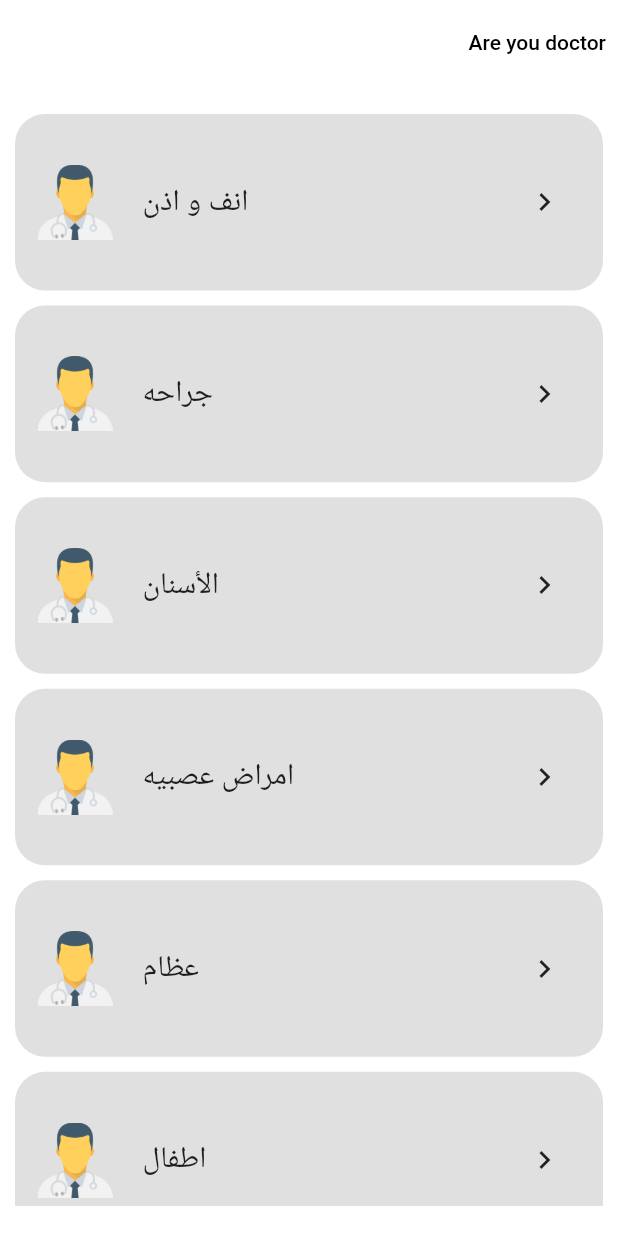
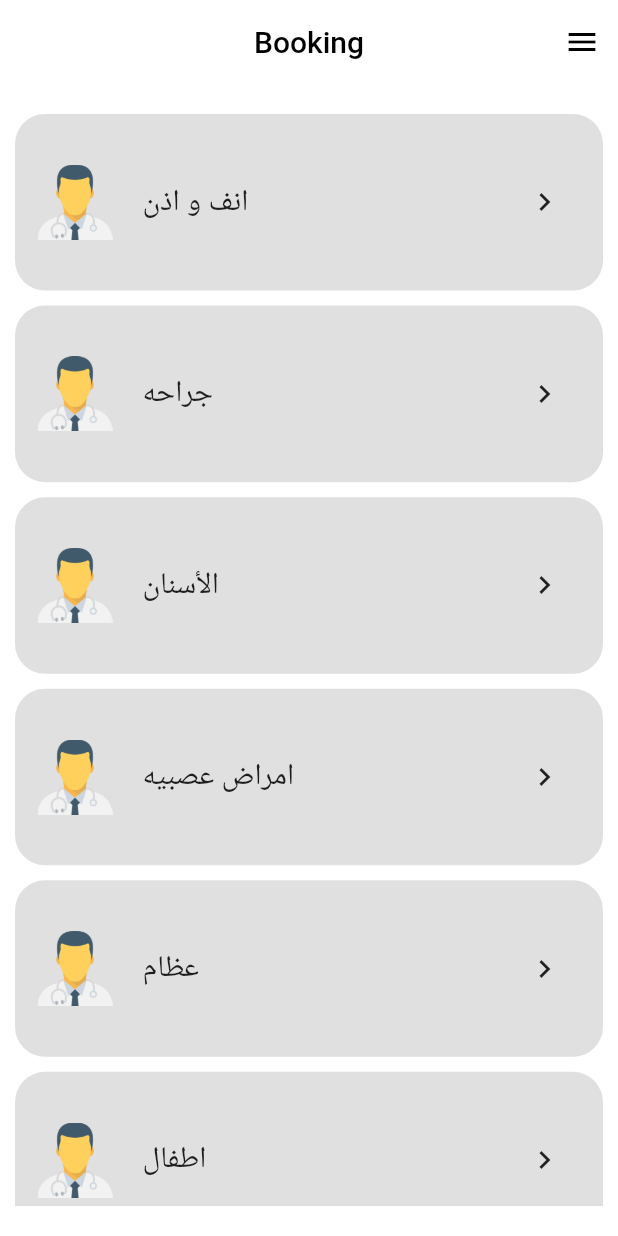
Before and after one commit to MostafaShalaby10/Booking_Appointment, a Flutter app: the screen it shows after launch, on a phone screen of 412 x 824 dp. Run offline on Flutter 3.47's test engine with Material 2 defaults, Android fonts, the phone set to English and light mode, and no system bars; our stand-ins replace cloud_firestore, conditional_builder_null_safety, firebase_auth, firebase_core, flutter_bloc, fluttertoast and 1 more; accounts and stored records are empty.

Commit message:
Update #01

```diff
--- a/lib/components/components.dart
+++ b/lib/components/components.dart
@@ -1,3 +1,5 @@
+import 'package:doctors/pages/authentication/login.dart';
+import 'package:doctors/sharedPrefs/sharedprefrences.dart';
 import 'package:flutter/material.dart';
 
 Widget editText({
@@ -55,3 +57,47 @@ Widget button(
         ),
       ),
     );
+PreferredSizeWidget? appBar(context , {required Widget page , required IconData icon , required String text})
+{
+  List<PopupMenuEntry> items = [
+    PopupMenuItem(
+      value: 0,
+      child: Row(
+        children: [
+          Icon(
+            icon,
+            color: Colors.black,
+          ),
+          SizedBox(
+            width: 10,
+          ),
+          Text(text)
+        ],
+      ),
+    ),
+  ];
+
+  return AppBar(
+    title: Text("Booking" , style: TextStyle(color: Colors.black),),
+    centerTitle: true,
+    backgroundColor: Colors.white,
+    elevation: 0,
+    actions: [
+      PopupMenuButton(
+        itemBuilder: (context) => items,
+        color: Colors.white,
+        icon: Icon(Icons.menu , color: Colors.black,),
+        onSelected: (value) {
+          if (value == 0) {
+            if(text=="Logout")
+              sharedprefs.removedata(key: "login");
+            Navigator.push(
+                context,
+                MaterialPageRoute(
+                    builder: (context) => page));
+          }
+        },
+      ),
+    ],
+  );
+}
--- a/lib/main.dart
+++ b/lib/main.dart
@@ -1,32 +1,66 @@
 import 'package:doctors/bloc/bloc.dart';
 import 'package:doctors/bloc/states.dart';
+import 'package:doctors/pages/Doctors/home.dart';
+import 'package:doctors/pages/authentication/login.dart';
 import 'package:doctors/pages/user/home.dart';
+import 'package:doctors/sharedPrefs/sharedprefrences.dart';
 import 'package:firebase_core/firebase_core.dart';
 import 'package:flutter/material.dart';
 import 'package:flutter_bloc/flutter_bloc.dart';
 
 void main() async {
-  runApp(const MyApp());
   WidgetsFlutterBinding.ensureInitialized();
   await Firebase.initializeApp();
+  await sharedprefs.init();
+  bool? isLogin = sharedprefs.getdata(key: "login");
+if(isLogin==null)
+  {
+    runApp(const MyApp(
+      start: UserHomePage(),
+    ));
+  }else
+    {
+      runApp(const MyApp(
+        start: DoctorHomePage(),
+      ));
+    }
 }
 
 class MyApp extends StatelessWidget {
-  const MyApp({super.key});
-
+    final Widget start ;
+  const MyApp({super.key, required this.start});
   @override
   Widget build(BuildContext context) {
-    return BlocProvider(
-      create: (BuildContext context) => cubit(),
+    if(start is DoctorHomePage) {
+      return BlocProvider(
+      create: (BuildContext context) => cubit() ..getPatients(),
       child: BlocConsumer<cubit, States>(
           builder: (context, state) {
+
             return MaterialApp(
               theme: ThemeData(
                 primaryColor: Colors.white,
 
                   scaffoldBackgroundColor: Colors.white),
               debugShowCheckedModeBanner: false,
-              home: const UserHomePage(),
+              home:start ,
+            );
+          },
+          listener: (context, state) {}),
+    );
+    }
+    return BlocProvider(
+      create: (BuildContext context) => cubit(),
+      child: BlocConsumer<cubit, States>(
+          builder: (context, state) {
+
+            return MaterialApp(
+              theme: ThemeData(
+                primaryColor: Colors.white,
+
+                  scaffoldBackgroundColor: Colors.white),
+              debugShowCheckedModeBanner: false,
+              home:start ,
             );
           },
           listener: (context, state) {}),
--- a/lib/model/bookModel.dart
+++ b/lib/model/bookModel.dart
@@ -6,7 +6,9 @@ class PatientModel {
   String? age;
 
 
-  PatientModel({this.name, this.phone,  this.age});
+
+
+  PatientModel({this.name, this.phone,  this.age  });
 
   PatientModel.fromjson(Map<String, dynamic> json) {
     name = json['name'];
--- a/lib/pages/admin/addDoctor.dart
+++ b/lib/pages/admin/addDoctor.dart
@@ -3,6 +3,7 @@ import 'package:doctors/bloc/bloc.dart';
 import 'package:doctors/bloc/states.dart';
 import 'package:doctors/components/components.dart';
 import 'package:doctors/pages/admin/admin.dart';
+import 'package:doctors/pages/authentication/login.dart';
 import 'package:doctors/pages/user/doctors.dart';
 import 'package:flutter/material.dart';
 import 'package:flutter_bloc/flutter_bloc.dart';
@@ -35,6 +36,8 @@ class _AddDoctorState extends State<AddDoctor> {
     return BlocConsumer<cubit, States>(builder: (context, state) {
       var items = ['1', '2', '3'];
       return Scaffold(
+        appBar: appBar(context, page: const Login() , icon: Icons.logout , text: "Logout"),
+
         key: scaffoldKey,
         body: SingleChildScrollView(
           child: SafeArea(
--- a/lib/pages/admin/admin.dart
+++ b/lib/pages/admin/admin.dart
@@ -1,6 +1,8 @@
 import 'package:doctors/bloc/bloc.dart';
 import 'package:doctors/bloc/states.dart';
+import 'package:doctors/components/components.dart';
 import 'package:doctors/pages/admin/addDoctor.dart';
+import 'package:doctors/pages/authentication/login.dart';
 import 'package:flutter/material.dart';
 import 'package:flutter_bloc/flutter_bloc.dart';
 
@@ -11,6 +13,8 @@ class Admin extends StatelessWidget {
   Widget build(BuildContext context) {
     return BlocConsumer<cubit , States>(builder: (context , state){
       return Scaffold(
+        appBar: appBar(context, page: const Login() , icon: Icons.logout , text: "Logout"),
+
         body: SafeArea(
           child: SizedBox(
             height: MediaQuery.of(context).size.height,
--- a/lib/pages/user/home.dart
+++ b/lib/pages/user/home.dart
@@ -1,6 +1,7 @@
 import 'package:conditional_builder_null_safety/conditional_builder_null_safety.dart';
 import 'package:doctors/bloc/bloc.dart';
 import 'package:doctors/bloc/states.dart';
+import 'package:doctors/components/components.dart';
 import 'package:doctors/pages/authentication/login.dart';
 import 'package:doctors/pages/user/Specialization.dart';
 import 'package:doctors/pages/user/doctors.dart';
@@ -12,6 +13,23 @@ class UserHomePage extends StatelessWidget {
 
   @override
   Widget build(BuildContext context) {
+    List<PopupMenuEntry> items = [
+      PopupMenuItem(
+        value: 0,
+        child: Row(
+          children: [
+            Icon(
+              Icons.login,
+              color: Colors.black,
+            ),
+            SizedBox(
+              width: 10,
+            ),
+            Text("Doctor")
+          ],
+        ),
+      ),
+    ];
     return BlocConsumer<cubit, States>(
         builder: (context, state) {
           // cubit.get(context).getspecialization();
@@ -19,25 +37,7 @@ class UserHomePage extends StatelessWidget {
               condition: true,
               builder: (context) => Scaffold(
                     backgroundColor: Colors.white,
-                    appBar: AppBar(
-                      backgroundColor: Colors.white,
-                      elevation: 0,
-                      actions: [
-                        TextButton(
-                            onPressed: () {
-                              Navigator.push(
-                                  context,
-                                  MaterialPageRoute(
-                                      builder: (context) => Login()));
-                            },
-                            child: Text(
-                              "Are you doctor",
-                              style: TextStyle(
-                                color: Colors.black,
-                              ),
-                            )),
-                      ],
-                    ),
+                    appBar: appBar(context, page: const Login() , icon: Icons.login , text: "Doctor"),
                     body: Padding(
                       padding: const EdgeInsets.symmetric(vertical: 20),
                       child: SingleChildScrollView(
--- /dev/null
+++ b/lib/sharedPrefs/sharedprefrences.dart
@@ -0,0 +1,31 @@
+import 'package:shared_preferences/shared_preferences.dart';
+
+class sharedprefs {
+  static SharedPreferences? sharedPreferences;
+
+  static init() async {
+    sharedPreferences = await SharedPreferences.getInstance();
+  }
+
+  static Future<dynamic> savedata({
+    required String key,
+    required dynamic value,
+  }) async {
+    if (value is String) return await sharedPreferences?.setString(key, value);
+    if (value is int) return await sharedPreferences?.setInt(key, value);
+    if (value is bool) return await sharedPreferences?.setBool(key, value);
+    return await sharedPreferences?.setDouble(key, value);
+  }
+
+  static dynamic getdata({
+    required String key,
+  })  {
+    return  sharedPreferences?.get(key);
+  }
+
+  static dynamic removedata({
+    required String key,
+  })  {
+    return sharedPreferences?.remove(key);
+  }
+}
--- a/pubspec.yaml
+++ b/pubspec.yaml
@@ -16,6 +16,7 @@ dependencies:
   conditional_builder_null_safety: ^0.0.6
   fluttertoast: ^8.0.9
   flutter_bloc: ^8.1.1
+  shared_preferences: ^2.0.15
   bloc: ^8.1.0
   cupertino_icons: ^1.0.2
 
```
Also changed, not shown: lib/Doctors/home.dart (deleted, +0 -72 lines), lib/bloc/bloc.dart (+15 -10 lines), lib/bloc/states.dart (+8 -0 lines), lib/pages/Doctors/home.dart (added, +87 -0 lines), lib/pages/authentication/login.dart (+7 -3 lines), lib/pages/user/doctors.dart (+50 -38 lines), pubspec.lock, 2 other files.
